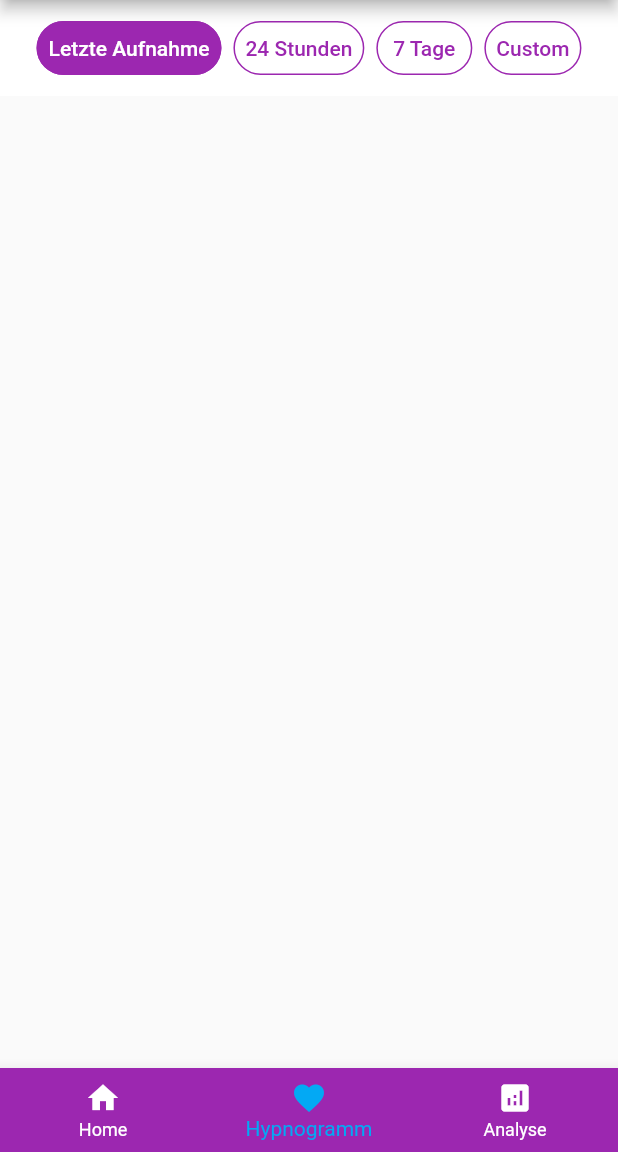
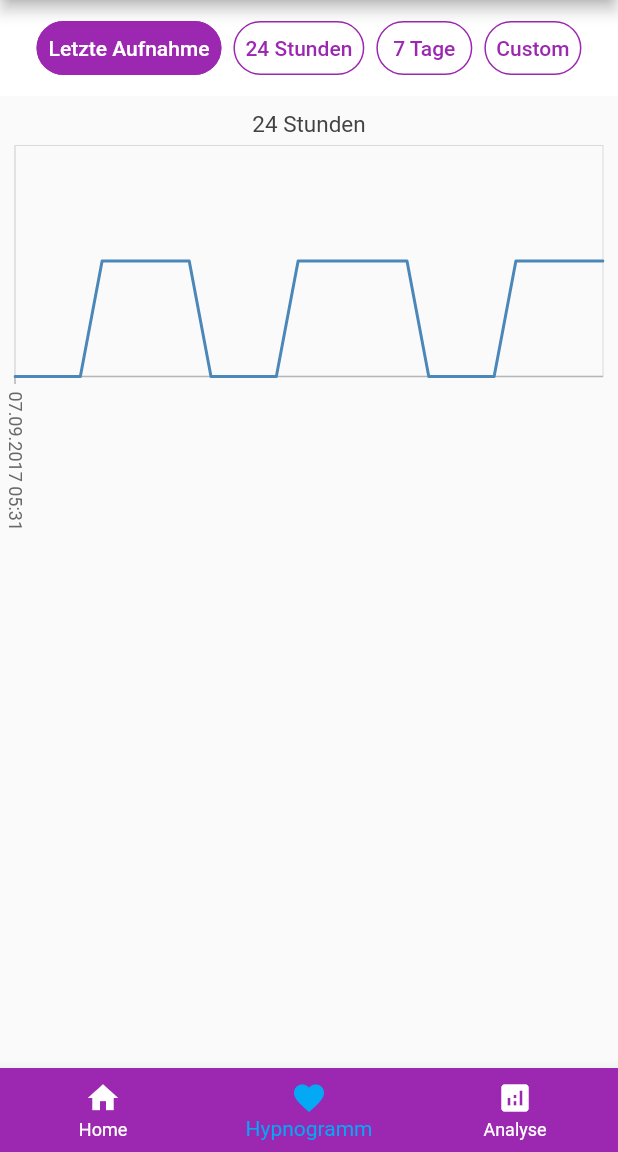
Before and after one commit to SarahLM/somnus, a Flutter app: the TabsScreen screen opened directly, item 2 of the bottom bar chosen, on a phone screen of 412 x 824 dp, the part 84-1236 px from its top. Run offline on Flutter 3.47's test engine with Material 2 defaults, Android fonts, the phone set to English and light mode, and no system bars; our stand-ins replace introduction_screen, permission_handler, shared_preferences, syncfusion_flutter_charts; missing offline and left inert: date_range_picker, flutter_ble_lib, pointycastle; accounts and stored records are empty.

Commit message:
Started hypnogram implementation

```diff
--- a/frontend_somnus/lib/main.dart
+++ b/frontend_somnus/lib/main.dart
@@ -1,5 +1,6 @@
 import 'package:flutter/material.dart';
 import 'package:frontend_somnus/screens/disclaimer_screen.dart';
+import 'package:intl/intl.dart';
 import 'screens/tabs_screen.dart';
 import 'package:shared_preferences/shared_preferences.dart';
 import 'package:flutter_localizations/flutter_localizations.dart';
@@ -14,6 +15,7 @@ Future<void> main() async {
   await prefs.setInt("disclaimerScreen", 1);
   //tutorialScreen = prefs.getInt("tutorialScreen");
   //await prefs.setInt("tutorialScreen", 1);
+  Intl.defaultLocale = "de_DE";
   runApp(MyApp());
 }
 
@@ -27,7 +29,7 @@ class MyApp extends StatelessWidget {
         GlobalCupertinoLocalizations.delegate,
       ],
       supportedLocales: [
-        const Locale('de', ''), // English, no country code
+        const Locale('de', ''), // German, no country code
       ],
       title: 'Somnus',
       initialRoute: disclaimerScreen == 0 || disclaimerScreen == null
--- a/frontend_somnus/lib/screens/hypnogram_screen.dart
+++ b/frontend_somnus/lib/screens/hypnogram_screen.dart
@@ -1,5 +1,8 @@
 import 'package:flutter/material.dart';
 import 'package:date_range_picker/date_range_picker.dart' as DateRagePicker;
+import 'package:frontend_somnus/widgets/animated_line.dart';
+import 'package:frontend_somnus/widgets/line_area_page.dart';
+import 'package:frontend_somnus/widgets/syncfusion.dart';
 import 'package:frontend_somnus/widgets/theme.dart';
 
 class HypnogramScreen extends StatefulWidget {
@@ -161,7 +164,10 @@ class _HypnogramScreenState extends State<HypnogramScreen> {
             ],
           ),
         ),
-        Text(selectedText),
+        //LineAreaPage(),
+        //LineAreaPage(),
+        Sync(),
+        //LineAreaPage()
       ],
     );
   }
--- /dev/null
+++ b/frontend_somnus/lib/widgets/syncfusion.dart
@@ -0,0 +1,103 @@
+import 'package:flutter/material.dart';
+import 'package:syncfusion_flutter_charts/charts.dart';
+import 'package:intl/intl.dart';
+
+class Sync extends StatelessWidget {
+  final f = new DateFormat('dd.MM.yyyy hh:mm');
+  @override
+  Widget build(BuildContext context) {
+    return Container(
+      child: Center(
+        child: Container(
+          //Initialize chart
+          child: SfCartesianChart(
+              zoomPanBehavior: ZoomPanBehavior(
+                  // Performs zooming on double tap
+                  enableSelectionZooming: true,
+                  selectionRectBorderColor: Colors.red,
+                  selectionRectBorderWidth: 1,
+                  selectionRectColor: Colors.grey),
+              enableAxisAnimation: true,
+              tooltipBehavior: TooltipBehavior(enable: true),
+              title: ChartTitle(text: '24 Stunden'),
+              primaryXAxis: DateTimeAxis(
+                dateFormat: f,
+                interval: 1,
+                labelRotation: 90,
+              ),
+              primaryYAxis: NumericAxis(
+                interval: 1,
+                // minimum: -0.1,
+                //maximum: 1.1,
+                rangePadding: ChartRangePadding.additional,
+                isVisible: false,
+              ),
+              series: <ChartSeries>[
+                // Initialize line series
+                LineSeries<SalesData, DateTime>(
+                    dataSource: [
+                      // Bind data source
+                      SalesData(DateTime(2017, 9, 7, 17, 31), 0.0, Colors.red),
+                      SalesData(DateTime(2017, 9, 7, 17, 32), 0.0, Colors.red),
+                      SalesData(DateTime(2017, 9, 7, 17, 33), 0.0, Colors.red),
+                      SalesData(DateTime(2017, 9, 7, 17, 34), 0.0, Colors.red),
+                      SalesData(
+                          DateTime(2017, 9, 7, 17, 35), 1.0, Colors.green),
+                      SalesData(
+                          DateTime(2017, 9, 7, 17, 36), 1.0, Colors.green),
+                      SalesData(
+                          DateTime(2017, 9, 7, 17, 37), 1.0, Colors.green),
+                      SalesData(
+                          DateTime(2017, 9, 7, 17, 38), 1.0, Colors.green),
+                      SalesData(
+                          DateTime(2017, 9, 7, 17, 39), 1.0, Colors.green),
+                      SalesData(DateTime(2017, 9, 7, 17, 40), 0.0, Colors.red),
+                      SalesData(DateTime(2017, 9, 7, 17, 41), 0.0, Colors.red),
+                      SalesData(DateTime(2017, 9, 7, 17, 42), 0.0, Colors.red),
+                      SalesData(DateTime(2017, 9, 7, 17, 43), 0.0, Colors.red),
+                      SalesData(
+                          DateTime(2017, 9, 7, 17, 44), 1.0, Colors.green),
+                      SalesData(
+                          DateTime(2017, 9, 7, 17, 45), 1.0, Colors.green),
+                      SalesData(
+                          DateTime(2017, 9, 7, 17, 46), 1.0, Colors.green),
+                      SalesData(
+                          DateTime(2017, 9, 7, 17, 47), 1.0, Colors.green),
+                      SalesData(
+                          DateTime(2017, 9, 7, 17, 48), 1.0, Colors.green),
+                      SalesData(
+                          DateTime(2017, 9, 7, 17, 49), 1.0, Colors.green),
+                      SalesData(DateTime(2017, 9, 7, 17, 50), 0.0, Colors.red),
+                      SalesData(DateTime(2017, 9, 7, 17, 51), 0.0, Colors.red),
+                      SalesData(DateTime(2017, 9, 7, 17, 52), 0.0, Colors.red),
+                      SalesData(DateTime(2017, 9, 7, 17, 53), 0.0, Colors.red),
+                      SalesData(
+                          DateTime(2017, 9, 7, 17, 54), 1.0, Colors.green),
+                      SalesData(
+                          DateTime(2017, 9, 7, 17, 55), 1.0, Colors.green),
+                      SalesData(
+                          DateTime(2017, 9, 7, 17, 56), 1.0, Colors.green),
+                      SalesData(
+                          DateTime(2017, 9, 7, 17, 57), 1.0, Colors.green),
+                      SalesData(
+                          DateTime(2017, 9, 7, 17, 58), 1.0, Colors.green),
+                    ],
+                    pointColorMapper: (SalesData sales, _) =>
+                        sales.segmentColor,
+                    xValueMapper: (SalesData sales, _) => sales.year,
+                    yValueMapper: (SalesData sales, _) => sales.state,
+                    // dataLabelSettings: DataLabelSettings(isVisible: true),
+                    name: '24 Stunden')
+              ]),
+        ),
+      ),
+    );
+  }
+}
+
+class SalesData {
+  SalesData(this.year, this.state, this.segmentColor);
+  final DateTime year;
+  final double state;
+  final Color segmentColor;
+}
--- a/frontend_somnus/pubspec.yaml
+++ b/frontend_somnus/pubspec.yaml
@@ -32,7 +32,10 @@ dependencies:
   date_range_picker: ^1.0.6
   flutter_localizations: # Add this line
     sdk: flutter
-
+  graphic: ^0.3.0
+  fl_animated_linechart: ^1.1.4
+  syncfusion_flutter_charts: ^18.3.52
+  intl: ^0.16.1
 
   # The following adds the Cupertino Icons font to your application.
   # Use with the CupertinoIcons class for iOS style icons.
```
